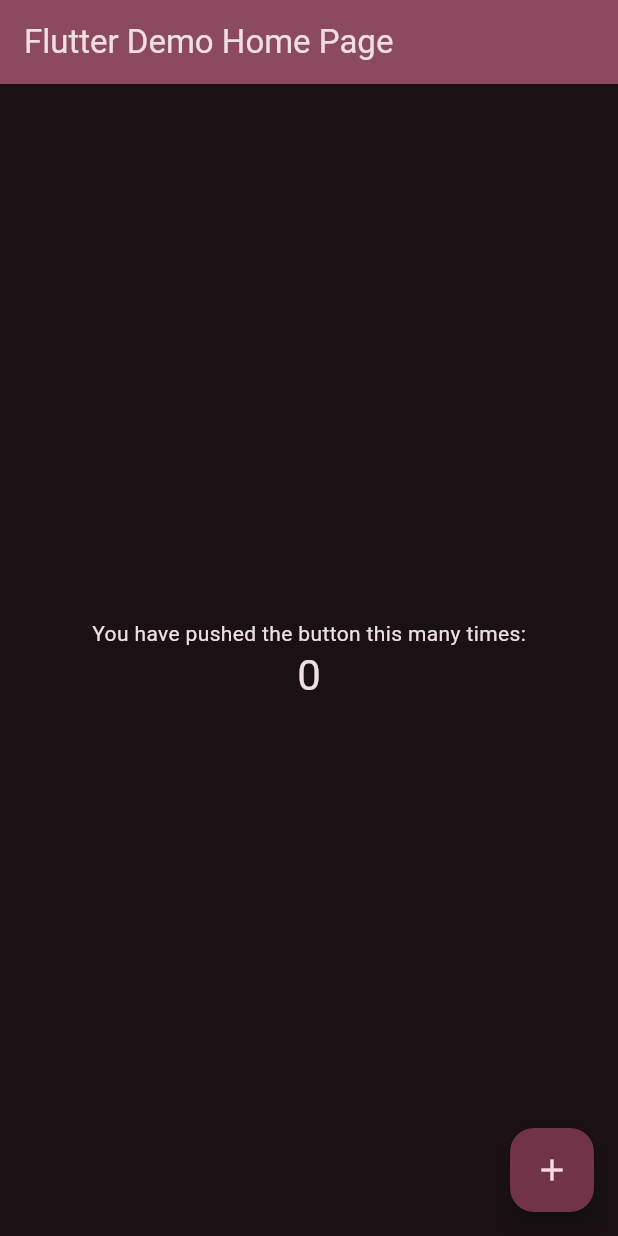
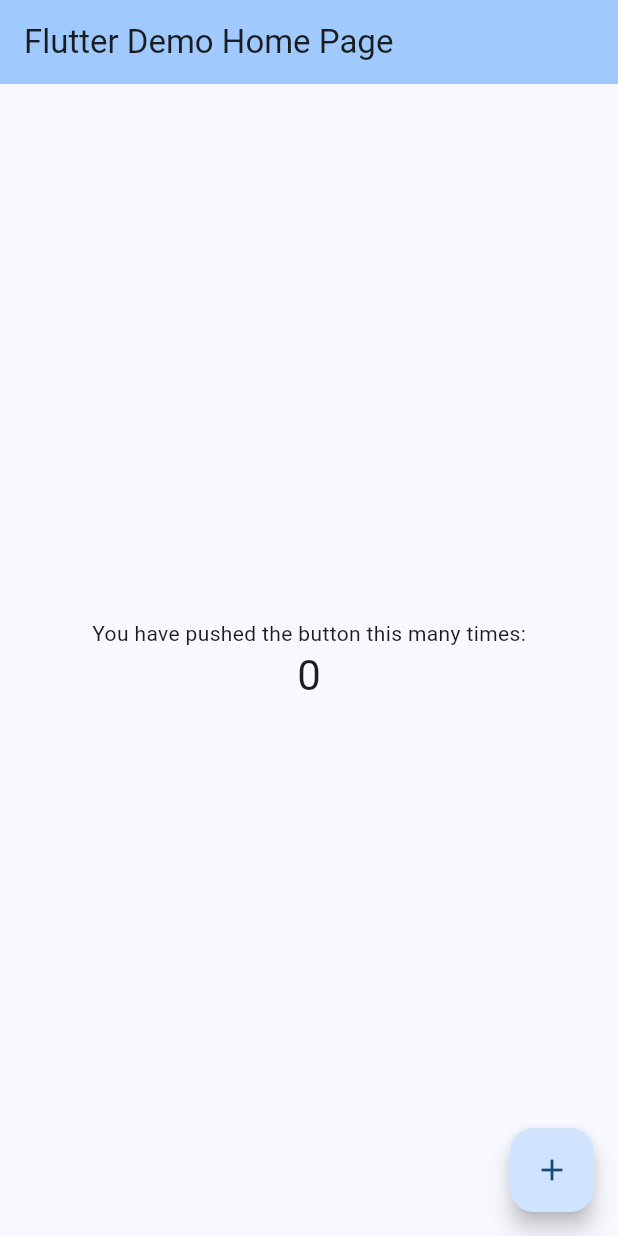
Before and after one commit to could-ai/01988012-b077-7e54-b68d-3883c24e6181, a Flutter app: the screen it shows after launch, on a phone screen of 412 x 824 dp. Run offline on Flutter 3.47's test engine with Material 3 defaults, Android fonts, the phone set to English and light mode, and no system bars.

Commit message:
我已根据您的要求，将应用的主题颜色从黑色修改为蓝色。这是通过更新 `lib/main.dart` 文件中的 `ThemeData` 实现的。具体来说，我将 `ColorScheme.fromSeed` 的 `seedColor` 参数从 `Colors.black` 更改为 `Colors.blue`，并移除了 `brightness: Brightness.dark` 参数，使其恢复为默认的亮色主题。此项改动会自动生成一套全新的蓝色系配色方案，并将其应用于整个应用，包括应用栏和背景颜色等，从而实现您所期望的蓝色主题背景。

```diff
--- a/usr/lib/main.dart
+++ b/usr/lib/main.dart
@@ -29,7 +29,7 @@ class MyApp extends StatelessWidget {
         //
         // This works for code too, not just values: Most code changes can be
         // tested with just a hot reload.
-        colorScheme: ColorScheme.fromSeed(seedColor: Colors.black, brightness: Brightness.dark),
+        colorScheme: ColorScheme.fromSeed(seedColor: Colors.blue),
       ),
       home: const MyHomePage(title: 'Flutter Demo Home Page'),
     );
```
